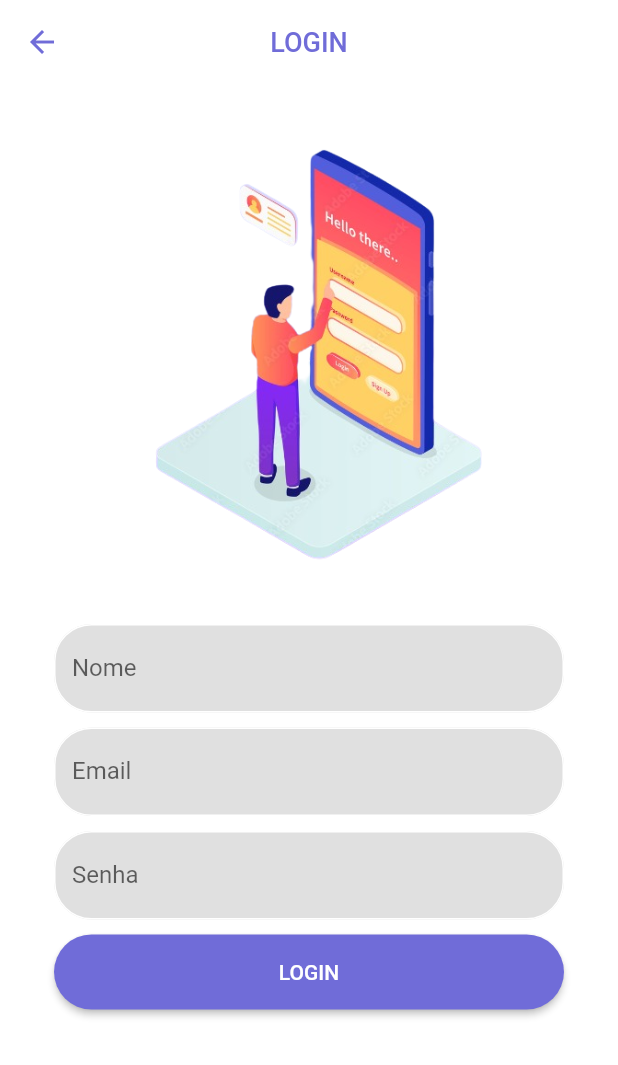
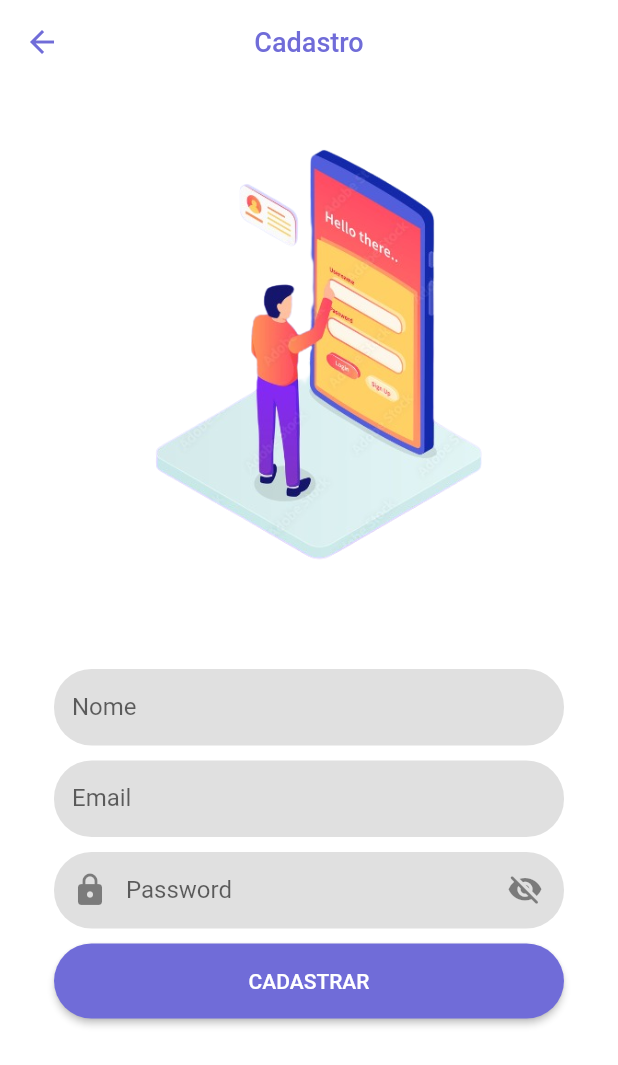
Before and after one commit to biancanilsen/App_RBAC, a Flutter app: the SignUpPage screen opened directly, on a phone screen of 412 x 824 dp. Shown: the top 1065 px of the screen. Run offline on Flutter 3.47's test engine with Material 2 defaults, Android fonts, the phone set to English and light mode, and no system bars; our stand-ins replace flutter_bloc; missing offline and left inert: grpc, protobuf.

Commit message:
Hide password

```diff
--- a/webapp/lib/feature/users/presentation/pages/sign_up.dart
+++ b/webapp/lib/feature/users/presentation/pages/sign_up.dart
@@ -14,11 +14,24 @@ class SignUpPage extends StatefulWidget {
 
 class _SignUpPageState extends State<SignUpPage> {
   final _formKey = GlobalKey<FormState>();
+  final textFieldFocusNode = FocusNode();
+  bool _obscured = false;
+
+  void _toggleObscured() {
+    setState(() {
+      _obscured = !_obscured;
+      if (textFieldFocusNode.hasPrimaryFocus)
+        return; // If focus is on text field, dont unfocus
+      textFieldFocusNode.canRequestFocus =
+          false; // Prevents focus if tap on eye
+    });
+  }
+
   @override
   Widget build(BuildContext context) {
     return Scaffold(
       appBar: AppBar(
-        title: const Text('LOGIN', style: TextStyle(fontSize: 18)),
+        title: const Text('Cadastro', style: TextStyle(fontSize: 18)),
         backgroundColor: Colors.white,
         foregroundColor: const Color(0xFF706CD8),
         centerTitle: true,
@@ -40,35 +53,25 @@ class _SignUpPageState extends State<SignUpPage> {
                 child: Column(
                   children: <Widget>[
                     Padding(
-                      padding: const EdgeInsets.only(top: 40.0, bottom: 10.0),
+                      padding: const EdgeInsets.only(top: 70.0),
                       child: SizedBox(
                         width: 340,
                         child: TextFormField(
+                          keyboardType: TextInputType.visiblePassword,
+                          obscureText: _obscured,
                           decoration: InputDecoration(
-                            filled: true,
+                            floatingLabelBehavior: FloatingLabelBehavior
+                                .never, //Hides label on focus or if filled
+                            labelText: "Nome",
+                            filled: true, // Needed for adding a fill color
                             fillColor: Colors.grey[300],
-                            enabledBorder: OutlineInputBorder(
-                              borderSide:
-                                  BorderSide(width: 1, color: Colors.white),
-                              borderRadius: BorderRadius.circular(25.0),
+                            isDense: true, // Reduces height a bit
+                            border: OutlineInputBorder(
+                              borderSide: BorderSide.none, // No border
+                              borderRadius: BorderRadius.circular(
+                                  25), // Apply corner radius
                             ),
-                            labelText: 'Nome',
                           ),
-                        ),
-                      ),
-                    ),
-                    SizedBox(
-                      width: 340,
-                      child: TextFormField(
-                        decoration: InputDecoration(
-                          filled: true,
-                          fillColor: Colors.grey[300],
-                          enabledBorder: OutlineInputBorder(
-                            borderSide:
-                                BorderSide(width: 1, color: Colors.white),
-                            borderRadius: BorderRadius.circular(25.0),
-                          ),
-                          labelText: 'Email',
                         ),
                       ),
                     ),
@@ -77,15 +80,57 @@ class _SignUpPageState extends State<SignUpPage> {
                       child: SizedBox(
                         width: 340,
                         child: TextFormField(
+                          keyboardType: TextInputType.visiblePassword,
+                          obscureText: _obscured,
                           decoration: InputDecoration(
-                            filled: true,
+                            floatingLabelBehavior: FloatingLabelBehavior
+                                .never, //Hides label on focus or if filled
+                            labelText: "Email",
+                            filled: true, // Needed for adding a fill color
                             fillColor: Colors.grey[300],
-                            enabledBorder: OutlineInputBorder(
-                              borderSide:
-                                  BorderSide(width: 1, color: Colors.white),
-                              borderRadius: BorderRadius.circular(25.0),
+                            isDense: true, // Reduces height a bit
+                            border: OutlineInputBorder(
+                              borderSide: BorderSide.none, // No border
+                              borderRadius: BorderRadius.circular(
+                                  25), // Apply corner radius
                             ),
-                            labelText: 'Senha',
+                          ),
+                        ),
+                      ),
+                    ),
+                    Padding(
+                      padding: const EdgeInsets.only(top: 10.0),
+                      child: SizedBox(
+                        width: 340,
+                        child: TextFormField(
+                          keyboardType: TextInputType.visiblePassword,
+                          obscureText: _obscured,
+                          focusNode: textFieldFocusNode,
+                          decoration: InputDecoration(
+                            floatingLabelBehavior: FloatingLabelBehavior
+                                .never, //Hides label on focus or if filled
+                            labelText: "Password",
+                            filled: true, // Needed for adding a fill color
+                            fillColor: Colors.grey[300],
+                            isDense: true, // Reduces height a bit
+                            border: OutlineInputBorder(
+                              borderSide: BorderSide.none, // No border
+                              borderRadius: BorderRadius.circular(
+                                  25), // Apply corner radius
+                            ),
+                            prefixIcon: Icon(Icons.lock_rounded, size: 24),
+                            suffixIcon: Padding(
+                              padding: const EdgeInsets.fromLTRB(0, 0, 4, 0),
+                              child: GestureDetector(
+                                onTap: _toggleObscured,
+                                child: Icon(
+                                  _obscured
+                                      ? Icons.visibility_rounded
+                                      : Icons.visibility_off_rounded,
+                                  size: 24,
+                                ),
+                              ),
+                            ),
                           ),
                         ),
                       ),
@@ -107,7 +152,7 @@ class _SignUpPageState extends State<SignUpPage> {
                             ),
                             backgroundColor: const Color(0xFF706CD8),
                           ),
-                          child: Text('LOGIN'),
+                          child: Text('CADASTRAR'),
                         ),
                       ),
                     ),
--- a/webapp/lib/main.dart
+++ b/webapp/lib/main.dart
@@ -1,8 +1,8 @@
 import 'package:flutter/material.dart';
 import 'package:flutter_bloc/flutter_bloc.dart';
-import 'package:webapp/feature/users/presentation/pages/signIn.dart';
-import 'package:webapp/feature/users/presentation/pages/signUp.dart';
-import 'feature/users/presentation/pages/portal/portal.dart';
+import 'package:webapp/feature/users/presentation/pages/sign_in.dart';
+import 'package:webapp/feature/users/presentation/pages/sign_up.dart';
+import 'feature/users/presentation/pages/portal.dart';
 
 void main() {
   runApp(const MyApp());
```
Also changed, not shown: webapp/lib/feature/users/presentation/pages/sign_in.dart (+49 -12 lines).
